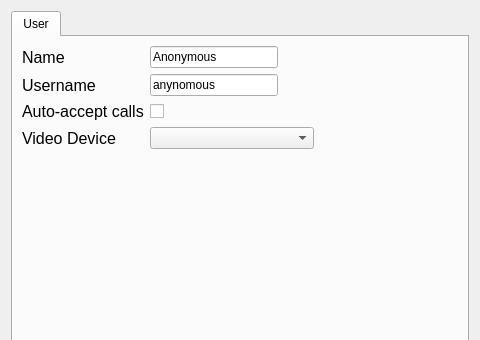
Qt form ui/settings.ui (ultravideo/uvgComm) before a commit; both pictures show x 0 to 480 and y 0 to 340 of the 480 by 640 pixel window.
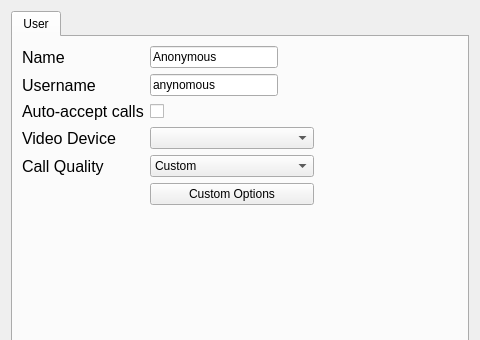
The same form after that commit.

Commit message: Some initial stuff for separating advanced settings from custom settings.

Diff of the .ui file:
```diff
--- a/ui/settings.ui
+++ b/ui/settings.ui
@@ -186,6 +186,37 @@
          </property>
         </widget>
        </item>
+       <item row="6" column="1">
+        <widget class="QComboBox" name="comboBox">
+         <item>
+          <property name="text">
+           <string>Custom</string>
+          </property>
+         </item>
+        </widget>
+       </item>
+       <item row="6" column="0">
+        <widget class="QLabel" name="label_2">
+         <property name="font">
+          <font>
+           <pointsize>12</pointsize>
+          </font>
+         </property>
+         <property name="text">
+          <string>Call Quality</string>
+         </property>
+        </widget>
+       </item>
+       <item row="7" column="1">
+        <widget class="QPushButton" name="custom_button">
+         <property name="enabled">
+          <bool>true</bool>
+         </property>
+         <property name="text">
+          <string>Custom Options</string>
+         </property>
+        </widget>
+       </item>
       </layout>
      </widget>
     </widget>
```
The commit also changes 1 other file.
